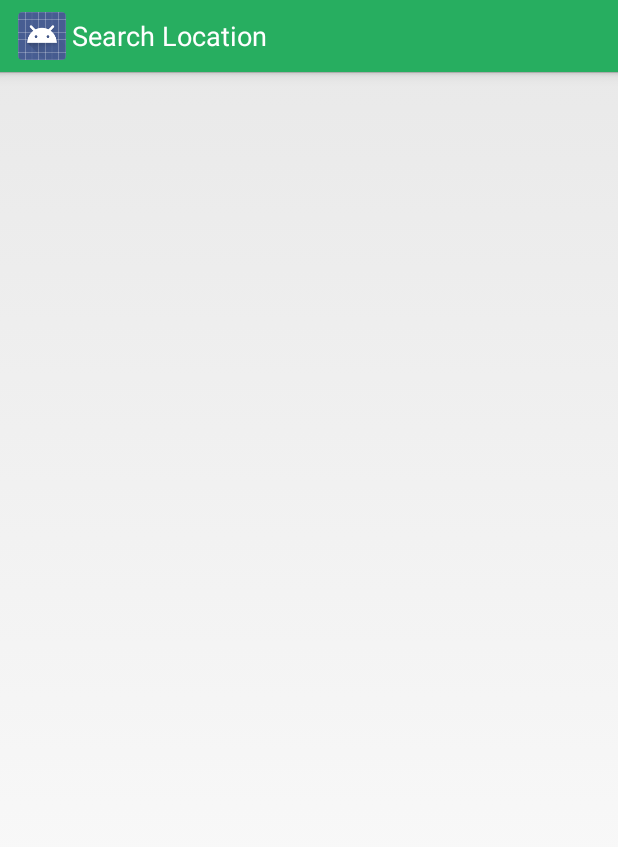
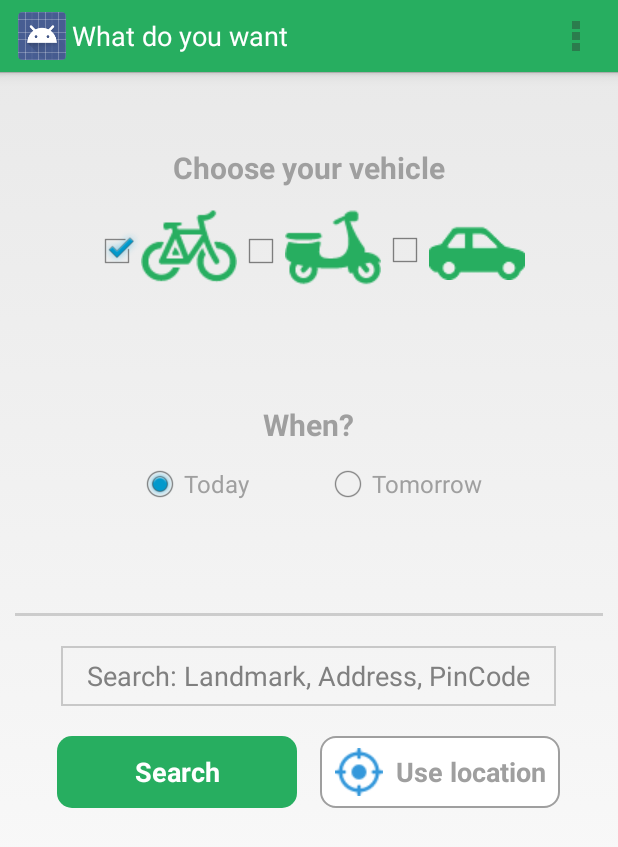
Before and after one commit to vishalshubham/WaterPark, an Android app: the BrowseSearchActivity screen opened directly, with no data from a screen before it, on a phone screen of 412 x 824 dp. Shown: the top 847 px of the screen. Run offline under Robolectric (Android 15) with nearby library versions, the phone set to English and light mode, and no system bars.

Commit message:
activity_browse_search done.

```diff
--- a/app/src/main/java/waterpark/com/waterpark/BrowseSearchActivity.java
+++ b/app/src/main/java/waterpark/com/waterpark/BrowseSearchActivity.java
@@ -1,11 +1,12 @@
 package waterpark.com.waterpark;
 
+import android.app.Activity;
 import android.support.v7.app.AppCompatActivity;
 import android.os.Bundle;
 import android.view.Menu;
 import android.view.MenuItem;
 
-public class BrowseSearchActivity extends AppCompatActivity {
+public class BrowseSearchActivity extends Activity {
 
     @Override
     protected void onCreate(Bundle savedInstanceState) {
--- a/app/src/main/java/waterpark/com/waterpark/OptionActivity.java
+++ b/app/src/main/java/waterpark/com/waterpark/OptionActivity.java
@@ -1,10 +1,13 @@
 package waterpark.com.waterpark;
 
 import android.app.Activity;
+import android.content.Intent;
 import android.support.v7.app.AppCompatActivity;
 import android.os.Bundle;
 import android.view.Menu;
 import android.view.MenuItem;
+import android.view.View;
+import android.widget.Button;
 
 public class OptionActivity extends Activity {
 
@@ -12,6 +15,16 @@ public class OptionActivity extends Activity {
     protected void onCreate(Bundle savedInstanceState) {
         super.onCreate(savedInstanceState);
         setContentView(R.layout.activity_option);
+
+        Button browseButton = (Button)findViewById(R.id.button_browse);
+
+        browseButton.setOnClickListener(new View.OnClickListener() {
+            @Override
+            public void onClick(View v) {
+                Intent i = new Intent(OptionActivity.this, BrowseSearchActivity.class);
+                startActivity(i);
+            }
+        });
     }
 
     @Override
--- /dev/null
+++ b/app/src/main/res/drawable/shape_button_blue.xml
@@ -0,0 +1,9 @@
+<?xml version="1.0" encoding="utf-8"?>
+<shape xmlns:android="http://schemas.android.com/apk/res/android"
+    android:shape="rectangle" android:padding="10dp">
+    <gradient android:startColor="#FFFFFF"
+        android:angle="270" />
+    <solid android:color="#FFFFFF"/>
+    <corners android:radius="10dp"/>
+    <stroke android:width="2px" android:color="#9f9f9f" />
+</shape>
--- /dev/null
+++ b/app/src/main/res/drawable/shape_edittext.xml
@@ -0,0 +1,7 @@
+<?xml version="1.0" encoding="utf-8"?>
+<shape xmlns:android="http://schemas.android.com/apk/res/android"
+    android:thickness="0dp"
+    android:shape="rectangle">
+    <stroke android:width="1dp" android:color="#c8c8c8"/>
+    <corners android:radius="0dp" />
+</shape>
--- a/app/src/main/res/layout/activity_browse_search.xml
+++ b/app/src/main/res/layout/activity_browse_search.xml
@@ -1,10 +1,127 @@
-<RelativeLayout xmlns:android="http://schemas.android.com/apk/res/android"
+<LinearLayout xmlns:android="http://schemas.android.com/apk/res/android"
     xmlns:tools="http://schemas.android.com/tools" android:layout_width="match_parent"
     android:layout_height="match_parent"
-    tools:context="waterpark.com.waterpark.BrowseSearchActivity">
+    tools:context="waterpark.com.waterpark.BrowseSearchActivity"
+    android:orientation="vertical"
+    android:layout_gravity="center">
+
+    <TextView
+        android:layout_width="wrap_content"
+        android:layout_height="wrap_content"
+        android:layout_gravity="center"
+        android:layout_marginTop="50dp"
+        android:textSize="20dp"
+        android:textColor="#9f9f9f"
+        android:textStyle="bold"
+        android:text="@string/text_choose_your_vehicle"/>
+    <LinearLayout
+        android:layout_width="wrap_content"
+        android:layout_height="wrap_content"
+        android:orientation="horizontal"
+        android:layout_gravity="center"
+        android:layout_marginTop="10dp">
+
+        <CheckBox
+            android:id="@+id/id_check_bycycle"
+            android:layout_width="wrap_content"
+            android:layout_height="wrap_content"
+            android:checked="true"
+            android:drawableRight="@drawable/ic_bycycle"/>
+        <CheckBox
+            android:id="@+id/id_check_motorcycle"
+            android:layout_width="wrap_content"
+            android:layout_height="wrap_content"
+            android:drawableRight="@drawable/ic_motorcycle" />
+        <CheckBox
+            android:id="@+id/id_check_car"
+            android:layout_width="wrap_content"
+            android:layout_height="wrap_content"
+            android:drawableRight="@drawable/ic_car" />
+    </LinearLayout>
+
+    <TextView
+        android:layout_width="wrap_content"
+        android:layout_height="wrap_content"
+        android:layout_gravity="center"
+        android:layout_marginTop="70dp"
+        android:textSize="20dp"
+        android:textColor="#9f9f9f"
+        android:textStyle="bold"
+        android:text="@string/text_when"/>
+
+    <RadioGroup xmlns:android="http://schemas.android.com/apk/res/android"
+        android:layout_width="wrap_content"
+        android:layout_height="wrap_content"
+        android:orientation="horizontal"
+        android:gravity="center"
+        android:layout_marginTop="10dp"
+        android:layout_gravity="center">
+        <RadioButton android:id="@+id/radio_pirates"
+            android:layout_width="wrap_content"
+            android:layout_height="wrap_content"
+            android:textColor="#9f9f9f"
+            android:checked="true"
+            android:text="@string/text_today"/>
+        <View
+            android:layout_width="50dp"
+            android:layout_height="10dp"/>
+        <RadioButton android:id="@+id/radio_ninjas"
+            android:layout_width="wrap_content"
+            android:layout_height="wrap_content"
+            android:textColor="#9f9f9f"
+            android:text="@string/text_tomorrow"/>
+    </RadioGroup>
+
+    <View
+        android:layout_width="fill_parent"
+        android:layout_height="2dp"
+        android:layout_marginLeft="10dp"
+        android:layout_marginRight="10dp"
+        android:layout_marginTop="70dp"
+        android:background="#cccccc"/>
+
 
     <EditText
+        android:layout_width="330dp"
+        android:layout_height="40dp"
+        android:background="@drawable/shape_edittext"
+        android:layout_marginTop="20dp"
+        android:layout_gravity="center_horizontal"
+        android:gravity="center"
+        android:hint="@string/text_search_hint"/>
+
+    <LinearLayout
         android:layout_width="wrap_content"
-        android:layout_height="wrap_content" />
+        android:layout_height="wrap_content"
+        android:orientation="horizontal"
+        android:layout_marginTop="20dp"
+        android:layout_gravity="center">
+        <Button
+            android:layout_width="160dp"
+            android:layout_height="wrap_content"
+            android:background="@drawable/shape_button_green"
+            android:text="@string/text_search"
+            android:textColor="#FFFFFF"
+            android:textStyle="bold"
+            android:layout_marginTop="20dp"
+            android:layout_gravity="center_horizontal"/>
+        <TextView
+            android:layout_width="15dp"
+            android:layout_height="20dp"/>
 
-</RelativeLayout>
+        <Button
+            android:layout_width="160dp"
+            android:layout_height="wrap_content"
+            android:background="@drawable/shape_button_blue"
+            android:layout_marginTop="20dp"
+            android:layout_marginBottom="20dp"
+            android:gravity="center"
+            android:textColor="#9f9f9f"
+            android:text="@string/text_use_location"
+            android:textStyle="bold"
+            android:paddingLeft="10dp"
+            android:drawableLeft="@drawable/ic_current_location"
+            android:layout_gravity="center_horizontal" />
+    </LinearLayout>
+
+</LinearLayout>
--- a/app/src/main/res/layout/activity_option.xml
+++ b/app/src/main/res/layout/activity_option.xml
@@ -13,7 +13,8 @@
         android:textColor="#FFFFFF"
         android:layout_marginTop="115dp"
         android:layout_gravity="center"
-        android:background="@drawable/shape_button_green"/>
+        android:background="@drawable/shape_button_green"
+        android:textStyle="bold"/>
 
     <Button
         android:id="@+id/button_offer"
@@ -23,6 +24,7 @@
         android:textColor="#27ae60"
         android:layout_marginTop="240dp"
         android:layout_gravity="center"
-        android:background="@drawable/shape_button_white"/>
+        android:background="@drawable/shape_button_white"
+        android:textStyle="bold"/>
 
 </LinearLayout>
--- a/app/src/main/res/values/strings.xml
+++ b/app/src/main/res/values/strings.xml
@@ -6,5 +6,13 @@
     <string name="title_activity_option">Choose</string>
     <string name="button_browse_parking">Browse Parking</string>
     <string name="button_offer_parking">Offer Your Parking</string>
-    <string name="title_activity_browse_search">Search Location</string>
+    <string name="title_activity_browse_search">What do you want</string>
+    <string name="text_search">Search</string>
+    <string name="text_use_location">Use location</string>
+    <string name="text_search_hint">Search: Landmark, Address, PinCode</string>
+    <string name="text_choose_your_vehicle">Choose your vehicle</string>
+    <string name="text_date">Date</string>
+    <string name="text_tomorrow">Tomorrow</string>
+    <string name="text_today">Today</string>
+    <string name="text_when">When?</string>
 </resources>
```
Also changed, not shown: app/src/main/res/drawable/ic_car.png, app/src/main/res/drawable/ic_current_location.png (added).
